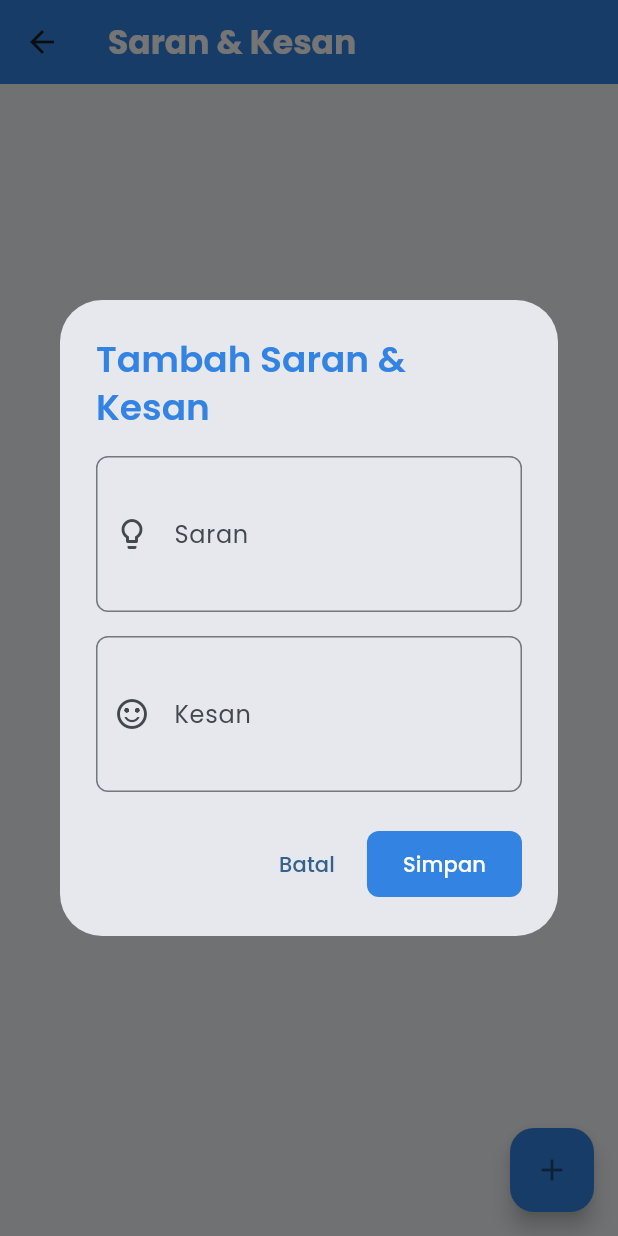
After one commit to NaufalR12/PA-Mobile, a Flutter app: the FeedbackScreen screen opened directly, after a tap on the "add" icon, on a phone screen of 412 x 824 dp. The commit adds this screen. Run offline on Flutter 3.47's test engine with Material 3 defaults, Android fonts, the phone set to English and light mode, and no system bars; our stand-ins replace cached_network_image, flutter_map, flutter_secure_storage, geolocator, google_fonts, image_picker and 3 more; missing offline and left inert: flutter_polyline_points; accounts and stored records are empty; network calls fail.

Commit message:
saran dan kesan

```diff
--- a/mobile_app/lib/main.dart
+++ b/mobile_app/lib/main.dart
@@ -11,6 +11,7 @@ import 'providers/currency_provider.dart';
 import 'screens/transaction_screen.dart';
 import 'screens/plan_screen.dart';
 import 'providers/timezone_provider.dart';
+import 'providers/feedback_provider.dart';
 
 void main() {
   runApp(const MyApp());
@@ -29,6 +30,7 @@ class MyApp extends StatelessWidget {
         ChangeNotifierProvider(create: (_) => PlanProvider()),
         ChangeNotifierProvider(create: (_) => CurrencyProvider()),
         ChangeNotifierProvider(create: (_) => TimeZoneProvider()),
+        ChangeNotifierProvider(create: (_) => FeedbackProvider()),
       ],
       child: MaterialApp(
         title: 'Aplikasi Manajemen Keuangan',
--- /dev/null
+++ b/mobile_app/lib/models/feedback_model.dart
@@ -0,0 +1,31 @@
+class FeedbackModel {
+  final int? id;
+  final String saran;
+  final String kesan;
+  final DateTime createdAt;
+
+  FeedbackModel({
+    this.id,
+    required this.saran,
+    required this.kesan,
+    required this.createdAt,
+  });
+
+  Map<String, dynamic> toMap() {
+    return {
+      'id': id,
+      'saran': saran,
+      'kesan': kesan,
+      'created_at': createdAt.toIso8601String(),
+    };
+  }
+
+  factory FeedbackModel.fromMap(Map<String, dynamic> map) {
+    return FeedbackModel(
+      id: map['id'],
+      saran: map['saran'],
+      kesan: map['kesan'],
+      createdAt: DateTime.parse(map['created_at']),
+    );
+  }
+}
--- /dev/null
+++ b/mobile_app/lib/providers/feedback_provider.dart
@@ -0,0 +1,73 @@
+import 'package:flutter/material.dart';
+import 'package:sqflite/sqflite.dart';
+import 'package:path/path.dart';
+import '../models/feedback_model.dart';
+
+class FeedbackProvider with ChangeNotifier {
+  Database? _database;
+  List<FeedbackModel> _feedbacks = [];
+  bool _isLoading = false;
+
+  List<FeedbackModel> get feedbacks => _feedbacks;
+  bool get isLoading => _isLoading;
+
+  Future<void> initDatabase() async {
+    if (_database != null) return;
+
+    _database = await openDatabase(
+      join(await getDatabasesPath(), 'feedback_database.db'),
+      onCreate: (db, version) async {
+        await db.execute(
+          '''CREATE TABLE feedbacks(
+            id INTEGER PRIMARY KEY AUTOINCREMENT,
+            saran TEXT,
+            kesan TEXT,
+            created_at TEXT
+          )''',
+        );
+      },
+      version: 1,
+    );
+  }
+
+  Future<void> loadFeedbacks() async {
+    _isLoading = true;
+    notifyListeners();
+
+    await initDatabase();
+    final List<Map<String, dynamic>> maps =
+        await _database!.query('feedbacks', orderBy: 'created_at DESC');
+    _feedbacks = maps.map((map) => FeedbackModel.fromMap(map)).toList();
+
+    _isLoading = false;
+    notifyListeners();
+  }
+
+  Future<void> addFeedback(String saran, String kesan) async {
+    await initDatabase();
+
+    final feedback = FeedbackModel(
+      saran: saran,
+      kesan: kesan,
+      createdAt: DateTime.now(),
+    );
+
+    await _database!.insert(
+      'feedbacks',
+      feedback.toMap(),
+      conflictAlgorithm: ConflictAlgorithm.replace,
+    );
+
+    await loadFeedbacks();
+  }
+
+  Future<void> deleteFeedback(int id) async {
+    await initDatabase();
+    await _database!.delete(
+      'feedbacks',
+      where: 'id = ?',
+      whereArgs: [id],
+    );
+    await loadFeedbacks();
+  }
+}
--- /dev/null
+++ b/mobile_app/lib/screens/feedback_screen.dart
@@ -0,0 +1,304 @@
+import 'package:flutter/material.dart';
+import 'package:provider/provider.dart';
+import 'package:intl/intl.dart';
+import '../providers/feedback_provider.dart';
+
+class FeedbackScreen extends StatefulWidget {
+  const FeedbackScreen({super.key});
+
+  @override
+  State<FeedbackScreen> createState() => _FeedbackScreenState();
+}
+
+class _FeedbackScreenState extends State<FeedbackScreen> {
+  final _formKey = GlobalKey<FormState>();
+  final _saranController = TextEditingController();
+  final _kesanController = TextEditingController();
+
+  @override
+  void initState() {
+    super.initState();
+    WidgetsBinding.instance.addPostFrameCallback((_) {
+      Provider.of<FeedbackProvider>(context, listen: false).loadFeedbacks();
+    });
+  }
+
+  @override
+  void dispose() {
+    _saranController.dispose();
+    _kesanController.dispose();
+    super.dispose();
+  }
+
+  void _showAddFeedbackDialog() {
+    showDialog(
+      context: context,
+      builder: (context) => AlertDialog(
+        title: const Text(
+          'Tambah Saran & Kesan',
+          style: TextStyle(
+            fontWeight: FontWeight.w600,
+            color: Color(0xFF3383E2),
+          ),
+        ),
+        content: Form(
+          key: _formKey,
+          child: Column(
+            mainAxisSize: MainAxisSize.min,
+            children: [
+              TextFormField(
+                controller: _saranController,
+                decoration: const InputDecoration(
+                  labelText: 'Saran',
+                  hintText: 'Masukkan saran Anda',
+                  prefixIcon: Icon(Icons.lightbulb_outline),
+                ),
+                maxLines: 3,
+                validator: (value) {
+                  if (value == null || value.isEmpty) {
+                    return 'Saran tidak boleh kosong';
+                  }
+                  return null;
+                },
+              ),
+              const SizedBox(height: 16),
+              TextFormField(
+                controller: _kesanController,
+                decoration: const InputDecoration(
+                  labelText: 'Kesan',
+                  hintText: 'Masukkan kesan Anda',
+                  prefixIcon: Icon(Icons.sentiment_satisfied_alt),
+                ),
+                maxLines: 3,
+                validator: (value) {
+                  if (value == null || value.isEmpty) {
+                    return 'Kesan tidak boleh kosong';
+                  }
+                  return null;
+                },
+              ),
+            ],
+          ),
+        ),
+        actions: [
+          TextButton(
+            onPressed: () {
+              Navigator.pop(context);
+              _saranController.clear();
+              _kesanController.clear();
+            },
+            child: const Text('Batal'),
+          ),
+          ElevatedButton(
+            onPressed: () async {
+              if (_formKey.currentState!.validate()) {
+                await Provider.of<FeedbackProvider>(context, listen: false)
+                    .addFeedback(_saranController.text, _kesanController.text);
+                if (mounted) {
+                  Navigator.pop(context);
+                  _saranController.clear();
+                  _kesanController.clear();
+                  ScaffoldMessenger.of(context).showSnackBar(
+                    const SnackBar(
+                      content: Text('Saran & Kesan berhasil ditambahkan'),
+                      backgroundColor: Colors.green,
+                    ),
+                  );
+                }
+              }
+            },
+            style: ElevatedButton.styleFrom(
+              backgroundColor: const Color(0xFF3383E2),
+              foregroundColor: Colors.white,
+            ),
+            child: const Text('Simpan'),
+          ),
+        ],
+      ),
+    );
+  }
+
+  @override
+  Widget build(BuildContext context) {
+    return Scaffold(
+      backgroundColor: const Color(0xFFF5F7FA),
+      appBar: AppBar(
+        backgroundColor: const Color(0xFF3383E2),
+        elevation: 0,
+        title: Align(
+          alignment: Alignment.centerLeft,
+          child: const Text(
+            'Saran & Kesan',
+            style: TextStyle(fontWeight: FontWeight.bold, color: Colors.white),
+          ),
+        ),
+      ),
+      body: Consumer<FeedbackProvider>(
+        builder: (context, feedbackProvider, child) {
+          if (feedbackProvider.isLoading) {
+            return const Center(child: CircularProgressIndicator());
+          }
+
+          if (feedbackProvider.feedbacks.isEmpty) {
+            return Center(
+              child: Column(
+                mainAxisAlignment: MainAxisAlignment.center,
+                children: [
+                  Icon(
+                    Icons.feedback_outlined,
+                    size: 80,
+                    color: Colors.grey[400],
+                  ),
+                  const SizedBox(height: 16),
+                  Text(
+                    'Belum ada saran & kesan',
+                    style: TextStyle(
+                      fontSize: 18,
+                      color: Colors.grey[600],
+                      fontWeight: FontWeight.w500,
+                    ),
+                  ),
+                  const SizedBox(height: 8),
+                  Text(
+                    'Tambahkan saran & kesan Anda',
+                    style: TextStyle(
+                      fontSize: 14,
+                      color: Colors.grey[500],
+                    ),
+                  ),
+                ],
+              ),
+            );
+          }
+
+          return ListView.builder(
+            padding: const EdgeInsets.all(16),
+            itemCount: feedbackProvider.feedbacks.length,
+            itemBuilder: (context, index) {
+              final feedback = feedbackProvider.feedbacks[index];
+              return Card(
+                margin: const EdgeInsets.only(bottom: 16),
+                elevation: 2,
+                shape: RoundedRectangleBorder(
+                  borderRadius: BorderRadius.circular(12),
+                ),
+                child: Padding(
+                  padding: const EdgeInsets.all(16),
+                  child: Column(
+                    crossAxisAlignment: CrossAxisAlignment.start,
+                    children: [
+                      Row(
+                        children: [
+                          const Icon(
+                            Icons.access_time,
+                            size: 16,
+                            color: Colors.grey,
+                          ),
+                          const SizedBox(width: 8),
+                          Text(
+                            DateFormat('dd MMMM yyyy, HH:mm')
+                                .format(feedback.createdAt),
+                            style: const TextStyle(
+                              fontSize: 12,
+                              color: Colors.grey,
+                            ),
+                          ),
+                          const Spacer(),
+                          IconButton(
+                            icon: const Icon(
+                              Icons.delete_outline,
+                              color: Colors.red,
+                              size: 20,
+                            ),
+                            onPressed: () {
+                              showDialog(
+                                context: context,
+                                builder: (context) => AlertDialog(
+                                  title: const Text('Hapus Saran & Kesan'),
+                                  content: const Text(
+                                    'Apakah Anda yakin ingin menghapus saran & kesan ini?',
+                                  ),
+                                  actions: [
+                                    TextButton(
+                                      onPressed: () => Navigator.pop(context),
+                                      child: const Text('Batal'),
+                                    ),
+                                    ElevatedButton(
+                                      onPressed: () async {
+                                        await feedbackProvider
+                                            .deleteFeedback(feedback.id!);
+                                        if (mounted) {
+                                          Navigator.pop(context);
+                                          ScaffoldMessenger.of(context)
+                                              .showSnackBar(
+                                            const SnackBar(
+                                              content: Text(
+                                                  'Saran & Kesan berhasil dihapus'),
+                                              backgroundColor: Colors.green,
+                                            ),
+                                          );
+                                        }
+                                      },
+                                      style: ElevatedButton.styleFrom(
+                                        backgroundColor: Colors.red,
+                                        foregroundColor: Colors.white,
+                                      ),
+                                      child: const Text('Hapus'),
+                                    ),
+                                  ],
+                                ),
+                              );
+                            },
+                          ),
+                        ],
+                      ),
+                      const SizedBox(height: 16),
+                      const Text(
+                        'Saran',
+                        style: TextStyle(
+                          fontSize: 14,
+                          fontWeight: FontWeight.w600,
+                          color: Color(0xFF3383E2),
+                        ),
+                      ),
+                      const SizedBox(height: 8),
+                      Text(
+                        feedback.saran,
+                        style: const TextStyle(
+                          fontSize: 14,
+                          height: 1.5,
+                        ),
+                      ),
+                      const SizedBox(height: 16),
+                      const Text(
+                        'Kesan',
+                        style: TextStyle(
+                          fontSize: 14,
+                          fontWeight: FontWeight.w600,
+                          color: Color(0xFF3383E2),
+                        ),
+                      ),
+                      const SizedBox(height: 8),
+                      Text(
+                        feedback.kesan,
+                        style: const TextStyle(
+                          fontSize: 14,
+                          height: 1.5,
+                        ),
+                      ),
+                    ],
+                  ),
+                ),
+              );
+            },
+          );
+        },
+      ),
+      floatingActionButton: FloatingActionButton(
+        onPressed: _showAddFeedbackDialog,
+        backgroundColor: const Color(0xFF3383E2),
+        child: const Icon(Icons.add),
+      ),
+    );
+  }
+}
```
Also changed, not shown: mobile_app/lib/screens/profile_screen.dart (+20 -0 lines).
